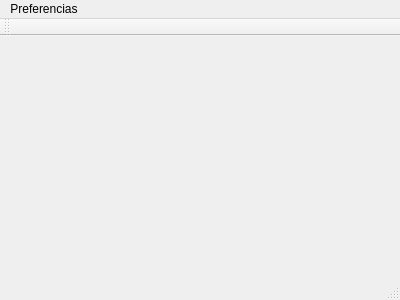
Qt form App/mainwindow.ui (tonilogar/ToolsPcot) before a commit.
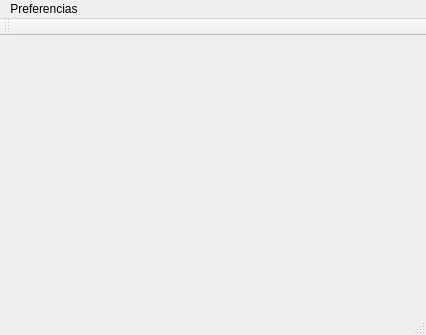
The same form after that commit.

What changed in the file:
```diff
--- a/App/mainwindow.ui
+++ b/App/mainwindow.ui
@@ -6,8 +6,8 @@
    <rect>
     <x>0</x>
     <y>0</y>
-    <width>400</width>
-    <height>300</height>
+    <width>426</width>
+    <height>335</height>
    </rect>
   </property>
   <property name="windowTitle">
@@ -19,8 +19,8 @@
     <rect>
      <x>0</x>
      <y>0</y>
-     <width>400</width>
-     <height>25</height>
+     <width>426</width>
+     <height>21</height>
     </rect>
    </property>
    <widget class="QMenu" name="menuPreferencias">
```
